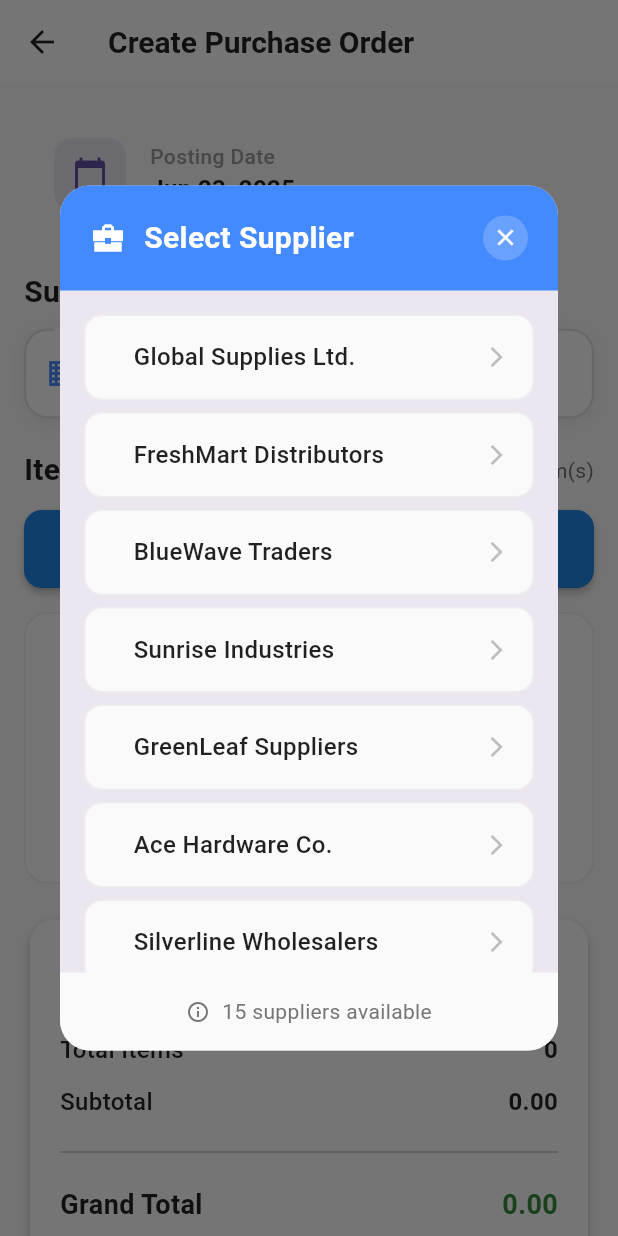
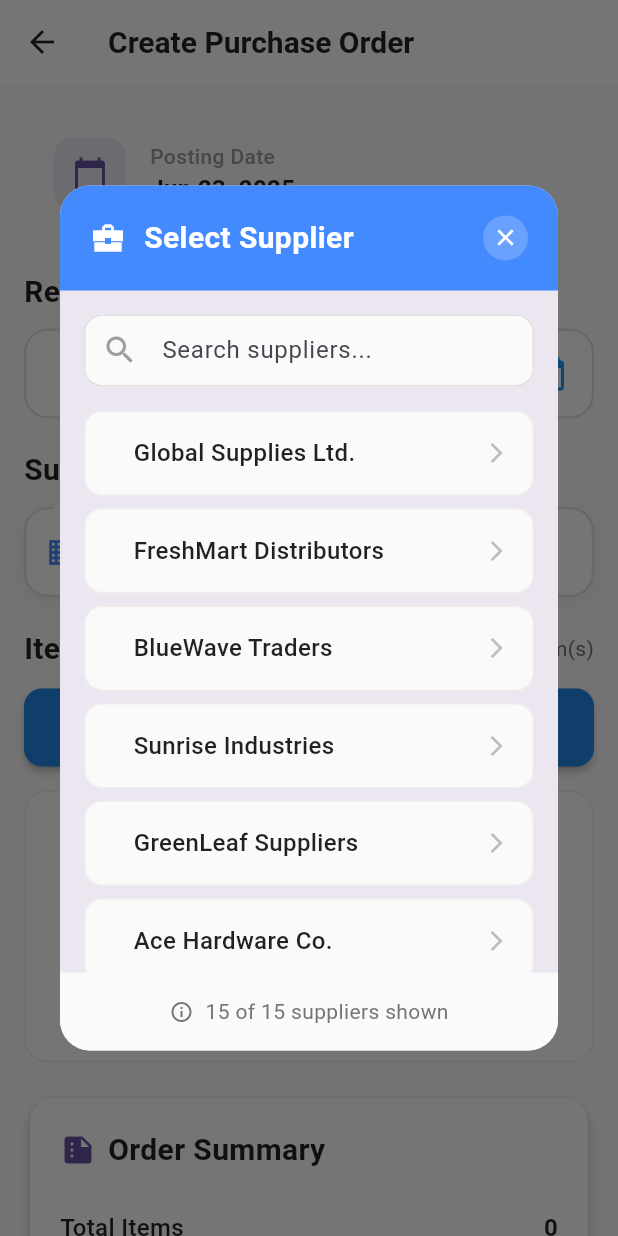
Before and after one commit to teambackoffice/Calicut-Textile-App, a Flutter app: the CreatePurchaseOrder screen opened directly, after a tap on "Suppliers", on a phone screen of 412 x 824 dp. Run offline on Flutter 3.47's test engine with Material 3 defaults, Android fonts, the phone set to English and light mode, and no system bars.

Commit message:
Added Search and Required date in Create Supplier Order

```diff
--- a/lib/view/main_screen/homepage.dart
+++ b/lib/view/main_screen/homepage.dart
@@ -121,7 +121,7 @@ class _HomepageState extends State<Homepage> {
               ),
             ),
             const SizedBox(height: 24),
-            Text(" PO & Sup",style: TextStyle(fontSize: 20,fontWeight: FontWeight.bold),),
+            Text(" Supplier Orders and Suppliers",style: TextStyle(fontSize: 20,fontWeight: FontWeight.bold),),
              const SizedBox(height: 24),
 
 
@@ -134,7 +134,7 @@ class _HomepageState extends State<Homepage> {
                 children: [
                   _buildMenuItem(
                     icon: Icons.receipt_long,
-                    title: 'Purchase Order ',
+                    title: 'Supplier Orders ',
                     onTap: () {
                       Navigator.push(
   context,
--- a/lib/view/main_screen/purchase_order/adding_new_PO/create_purchase_order.dart
+++ b/lib/view/main_screen/purchase_order/adding_new_PO/create_purchase_order.dart
@@ -6,6 +6,7 @@ import 'package:calicut_textile_app/view/main_screen/purchase_order/adding_new_P
 import 'package:calicut_textile_app/view/main_screen/purchase_order/adding_new_PO/posting_date.dart';
 import 'package:calicut_textile_app/view/main_screen/purchase_order/adding_new_PO/purchase_button.dart';
 import 'package:calicut_textile_app/view/main_screen/purchase_order/adding_new_PO/select_suppliers.dart';
+import 'package:calicut_textile_app/view/main_screen/purchase_order/adding_new_PO/supplier_dialog_box.dart';
 import 'package:flutter/material.dart';
 import 'package:intl/intl.dart';
 
@@ -54,6 +55,25 @@ class _CreatePurchaseOrderState extends State<CreatePurchaseOrder> {
   'Royal Traders Group',
   'Galaxy Distributors',
   ];
+  final TextEditingController _controller = TextEditingController();
+  DateTime? _selectedDate;
+
+  Future<void> _selectDate(BuildContext context) async {
+    final DateTime? picked = await showDatePicker(
+      context: context,
+      initialDate: _selectedDate ?? DateTime.now(),
+      firstDate: DateTime(2000),
+      lastDate: DateTime(2100),
+    );
+
+    if (picked != null && picked != _selectedDate) {
+      setState(() {
+        _selectedDate = picked;
+        _controller.text = DateFormat('dd-MM-yyyy').format(picked); // Customize the format if needed
+      });
+    }
+  }
+
 
   final List<PurchaseOrderItem> items = [];
   final _formKey = GlobalKey<FormState>();
@@ -208,157 +228,7 @@ void _openSupplierDialog() async {
     context: context,
     barrierDismissible: true,
     builder: (BuildContext context) {
-      return Dialog(
-        shape: RoundedRectangleBorder(
-          borderRadius: BorderRadius.circular(20),
-        ),
-        elevation: 10,
-        child: Container(
-          width: MediaQuery.of(context).size.width * 0.85,
-          constraints: BoxConstraints(
-            maxHeight: MediaQuery.of(context).size.height * 0.7,
-          ),
-          child: Column(
-            mainAxisSize: MainAxisSize.min,
-            children: [
-              // Header
-              Container(
-                padding: const EdgeInsets.all(20),
-                decoration: const BoxDecoration(
-                  color: Colors.blueAccent,
-                  borderRadius: BorderRadius.only(
-                    topLeft: Radius.circular(20),
-                    topRight: Radius.circular(20),
-                  ),
-                ),
-                child: Row(
-                  children: [
-                    const Icon(
-                      Icons.business_center_sharp,
-                      color: Colors.white,
-                      size: 24,
-                    ),
-                    const SizedBox(width: 12),
-                    const Expanded(
-                      child: Text(
-                        'Select Supplier',
-                        style: TextStyle(
-                          color: Colors.white,
-                          fontSize: 20,
-                          fontWeight: FontWeight.w600,
-                        ),
-                      ),
-                    ),
-                    GestureDetector(
-                      onTap: () => Navigator.pop(context),
-                      child: Container(
-                        padding: const EdgeInsets.all(6),
-                        decoration: BoxDecoration(
-                          color: Colors.white.withOpacity(0.2),
-                          borderRadius: BorderRadius.circular(20),
-                        ),
-                        child: const Icon(
-                          Icons.close,
-                          color: Colors.white,
-                          size: 18,
-                        ),
-                      ),
-                    ),
-                  ],
-                ),
-              ),
-
-              // Suppliers List
-              Flexible(
-                child: ListView.separated(
-                  shrinkWrap: true,
-                  padding: const EdgeInsets.all(16),
-                  itemCount: suppliers.length,
-                  separatorBuilder: (context, index) => const SizedBox(height: 8),
-                  itemBuilder: (context, index) {
-                    final supplier = suppliers[index];
-                    return Material(
-                      color: Colors.transparent,
-                      child: InkWell(
-                        onTap: () {
-                          Navigator.pop(context, supplier);
-                        },
-                        borderRadius: BorderRadius.circular(12),
-                        child: Container(
-                          padding: const EdgeInsets.symmetric(
-                            vertical: 16,
-                            horizontal: 16,
-                          ),
-                          decoration: BoxDecoration(
-                            color: Colors.grey[50],
-                            borderRadius: BorderRadius.circular(12),
-                            border: Border.all(
-                              color: Colors.grey[200]!,
-                              width: 1,
-                            ),
-                          ),
-                          child: Row(
-                            children: [
-
-                              const SizedBox(width: 16),
-                              Expanded(
-                                child: Text(
-                                  supplier,
-                                  style: const TextStyle(
-                                    fontSize: 16,
-                                    fontWeight: FontWeight.w500,
-                                    color: Colors.black87,
-                                  ),
-                                ),
-                              ),
-                              Icon(
-                                Icons.arrow_forward_ios,
-                                size: 16,
-                                color: Colors.grey[400],
-                              ),
-                            ],
-                          ),
-                        ),
-                      ),
-                    );
-                  },
-                ),
-              ),
-
-              // Footer
-              if (suppliers.isNotEmpty)
-                Container(
-                  padding: const EdgeInsets.all(16),
-                  decoration: BoxDecoration(
-                    color: Colors.grey[50],
-                    borderRadius: const BorderRadius.only(
-                      bottomLeft: Radius.circular(20),
-                      bottomRight: Radius.circular(20),
-                    ),
-                  ),
-                  child: Row(
-                    mainAxisAlignment: MainAxisAlignment.center,
-                    children: [
-                      Icon(
-                        Icons.info_outline,
-                        size: 16,
-                        color: Colors.grey[600],
-                      ),
-                      const SizedBox(width: 8),
-                      Text(
-                        '${suppliers.length} supplier${suppliers.length != 1 ? 's' : ''} available',
-                        style: TextStyle(
-                          color: Colors.grey[600],
-                          fontSize: 14,
-                        ),
-                      ),
-                    ],
-                  ),
-                ),
-            ],
-          ),
-        ),
-      );
+      return SupplierDialogBox(suppliers: suppliers);
     },
   );
 
@@ -392,6 +262,65 @@ void _openSupplierDialog() async {
               // Header Card
               PostingDate(),
                   const SizedBox(height: 20),
+                  Column(
+                    crossAxisAlignment: CrossAxisAlignment.start,
+                    children: [
+                      Text(
+                        'Required By',
+                        style: TextStyle(
+                          fontSize: 20,
+                          fontWeight: FontWeight.bold,
+                          color: Colors.black87,
+                        ),
+                      ),
+                      const SizedBox(height: 10),
+                      TextField(
+                        decoration: InputDecoration(
+        labelText: 'Required Date',
+        labelStyle: const TextStyle(
+          color: Colors.blueAccent,
+          fontSize: 16,
+          fontWeight: FontWeight.w500,
+        ),
+
+        filled: true,
+        fillColor: Colors.white,
+        contentPadding: const EdgeInsets.symmetric(
+          vertical: 18,
+          horizontal: 20,
+        ),
+
+        suffixIcon: Container(
+          margin: const EdgeInsets.only(right: 12),
+          child: Icon(
+            Icons.calendar_today,
+            color: Colors.blue,
+            size: 24,
+          ),
+        ),
+        border: OutlineInputBorder(
+          borderRadius: BorderRadius.circular(16),
+          borderSide: BorderSide(color: Colors.grey[300]!, width: 1.5),
+        ),
+        enabledBorder: OutlineInputBorder(
+          borderRadius: BorderRadius.circular(16),
+          borderSide: BorderSide(color: Colors.grey[300]!, width: 1.5),
+        ),
+        focusedBorder: OutlineInputBorder(
+          borderRadius: BorderRadius.circular(16),
+          borderSide: const BorderSide(color: Colors.blueAccent, width: 2),
+        ),
+      ),
+      controller: _controller,
+      readOnly: true, // Make sure user can't type
+
+      onTap: () => _selectDate(context),
+    ),
+
+
+                    ],
+                  ),
+                   const SizedBox(height: 20),
                   Column(
                     crossAxisAlignment: CrossAxisAlignment.start,
                     children: [
--- /dev/null
+++ b/lib/view/main_screen/purchase_order/adding_new_PO/supplier_dialog_box.dart
@@ -0,0 +1,278 @@
+import 'dart:ui';
+
+import 'package:flutter/material.dart';
+
+class SupplierDialogBox extends StatefulWidget {
+  const SupplierDialogBox({
+    super.key,
+    required this.suppliers,
+  });
+
+  final List<String> suppliers;
+
+  @override
+  State<SupplierDialogBox> createState() => _SupplierDialogBoxState();
+}
+
+class _SupplierDialogBoxState extends State<SupplierDialogBox> {
+  final TextEditingController _searchController = TextEditingController();
+  List<String> _filteredSuppliers = [];
+
+  @override
+  void initState() {
+    super.initState();
+    _filteredSuppliers = widget.suppliers;
+    _searchController.addListener(_onSearchChanged);
+  }
+
+  @override
+  void dispose() {
+    _searchController.removeListener(_onSearchChanged);
+    _searchController.dispose();
+    super.dispose();
+  }
+
+  void _onSearchChanged() {
+    setState(() {
+      _filteredSuppliers = widget.suppliers
+          .where((supplier) =>
+              supplier.toLowerCase().contains(_searchController.text.toLowerCase()))
+          .toList();
+    });
+  }
+
+  void _clearSearch() {
+    _searchController.clear();
+  }
+
+  @override
+  Widget build(BuildContext context) {
+    return Dialog(
+      shape: RoundedRectangleBorder(
+        borderRadius: BorderRadius.circular(20),
+      ),
+      elevation: 10,
+      child: Container(
+        width: MediaQuery.of(context).size.width * 0.85,
+        constraints: BoxConstraints(
+          maxHeight: MediaQuery.of(context).size.height * 0.7,
+        ),
+        child: Column(
+          mainAxisSize: MainAxisSize.min,
+          children: [
+            // Header
+            Container(
+              padding: const EdgeInsets.all(20),
+              decoration: const BoxDecoration(
+                color: Colors.blueAccent,
+                borderRadius: BorderRadius.only(
+                  topLeft: Radius.circular(20),
+                  topRight: Radius.circular(20),
+                ),
+              ),
+              child: Row(
+                children: [
+                  const Icon(
+                    Icons.business_center_sharp,
+                    color: Colors.white,
+                    size: 24,
+                  ),
+                  const SizedBox(width: 12),
+                  const Expanded(
+                    child: Text(
+                      'Select Supplier',
+                      style: TextStyle(
+                        color: Colors.white,
+                        fontSize: 20,
+                        fontWeight: FontWeight.w600,
+                      ),
+                    ),
+                  ),
+                  GestureDetector(
+                    onTap: () => Navigator.pop(context),
+                    child: Container(
+                      padding: const EdgeInsets.all(6),
+                      decoration: BoxDecoration(
+                        color: Colors.white.withOpacity(0.2),
+                        borderRadius: BorderRadius.circular(20),
+                      ),
+                      child: const Icon(
+                        Icons.close,
+                        color: Colors.white,
+                        size: 18,
+                      ),
+                    ),
+                  ),
+                ],
+              ),
+            ),
+
+            // Search Bar
+            Container(
+              padding: const EdgeInsets.all(16),
+              child: TextField(
+                controller: _searchController,
+                decoration: InputDecoration(
+                  hintText: 'Search suppliers...',
+                  prefixIcon: const Icon(Icons.search, color: Colors.grey),
+                  suffixIcon: _searchController.text.isNotEmpty
+                      ? IconButton(
+                          icon: const Icon(Icons.clear, color: Colors.grey),
+                          onPressed: _clearSearch,
+                        )
+                      : null,
+                  border: OutlineInputBorder(
+                    borderRadius: BorderRadius.circular(12),
+                    borderSide: BorderSide(color: Colors.grey[300]!),
+                  ),
+                  enabledBorder: OutlineInputBorder(
+                    borderRadius: BorderRadius.circular(12),
+                    borderSide: BorderSide(color: Colors.grey[300]!),
+                  ),
+                  focusedBorder: OutlineInputBorder(
+                    borderRadius: BorderRadius.circular(12),
+                    borderSide: const BorderSide(color: Colors.blueAccent),
+                  ),
+                  filled: true,
+                  fillColor: Colors.grey[50],
+                  contentPadding: const EdgeInsets.symmetric(
+                    horizontal: 16,
+                    vertical: 12,
+                  ),
+                ),
+              ),
+            ),
+
+            // Suppliers List
+            Flexible(
+              child: _filteredSuppliers.isEmpty
+                  ? Container(
+                      padding: const EdgeInsets.all(32),
+                      child: Column(
+                        mainAxisAlignment: MainAxisAlignment.center,
+                        children: [
+                          Icon(
+                            Icons.search_off,
+                            size: 48,
+                            color: Colors.grey[400],
+                          ),
+                          const SizedBox(height: 16),
+                          Text(
+                            _searchController.text.isEmpty
+                                ? 'No suppliers available'
+                                : 'No suppliers found',
+                            style: TextStyle(
+                              fontSize: 16,
+                              color: Colors.grey[600],
+                              fontWeight: FontWeight.w500,
+                            ),
+                          ),
+                          if (_searchController.text.isNotEmpty)
+                            Padding(
+                              padding: const EdgeInsets.only(top: 8),
+                              child: Text(
+                                'Try adjusting your search terms',
+                                style: TextStyle(
+                                  fontSize: 14,
+                                  color: Colors.grey[500],
+                                ),
+                              ),
+                            ),
+                        ],
+                      ),
+                    )
+                  : ListView.separated(
+                      shrinkWrap: true,
+                      padding: const EdgeInsets.symmetric(horizontal: 16),
+                      itemCount: _filteredSuppliers.length,
+                      separatorBuilder: (context, index) => const SizedBox(height: 8),
+                      itemBuilder: (context, index) {
+                        final supplier = _filteredSuppliers[index];
+                        return Material(
+                          color: Colors.transparent,
+                          child: InkWell(
+                            onTap: () {
+                              Navigator.pop(context, supplier);
+                            },
+                            borderRadius: BorderRadius.circular(12),
+                            child: Container(
+                              padding: const EdgeInsets.symmetric(
+                                vertical: 16,
+                                horizontal: 16,
+                              ),
+                              decoration: BoxDecoration(
+                                color: Colors.grey[50],
+                                borderRadius: BorderRadius.circular(12),
+                                border: Border.all(
+                                  color: Colors.grey[200]!,
+                                  width: 1,
+                                ),
+                              ),
+                              child: Row(
+                                children: [
+                                  const SizedBox(width: 16),
+                                  Expanded(
+                                    child: Text(
+                                      supplier,
+                                      style: const TextStyle(
+                                        fontSize: 16,
+                                        fontWeight: FontWeight.w500,
+                                        color: Colors.black87,
+                                      ),
+                                    ),
+                                  ),
+                                  Icon(
+                                    Icons.arrow_forward_ios,
+                                    size: 16,
+                                    color: Colors.grey[400],
+                                  ),
+                                  SizedBox(height: 10,)
+                                ],
+                              ),
+
+                            ),
+
+                          ),
+
+                        );
+                      },
+                    ),
+
+            ),
+
+            // Footer
+            if (_filteredSuppliers.isNotEmpty)
+              Container(
+                padding: const EdgeInsets.all(16),
+                decoration: BoxDecoration(
+                  color: Colors.grey[50],
+                  borderRadius: const BorderRadius.only(
+                    bottomLeft: Radius.circular(20),
+                    bottomRight: Radius.circular(20),
+                  ),
+                ),
+                child: Row(
+                  mainAxisAlignment: MainAxisAlignment.center,
+                  children: [
+                    Icon(
+                      Icons.info_outline,
+                      size: 16,
+                      color: Colors.grey[600],
+                    ),
+                    const SizedBox(width: 8),
+                    Text(
+                      '${_filteredSuppliers.length} of ${widget.suppliers.length} supplier${_filteredSuppliers.length != 1 ? 's' : ''} shown',
+                      style: TextStyle(
+                        color: Colors.grey[600],
+                        fontSize: 14,
+                      ),
+                    ),
+                  ],
+                ),
+              ),
+          ],
+        ),
+      ),
+    );
+  }
+}
--- a/lib/view/main_screen/purchase_order/purchase_order_page.dart
+++ b/lib/view/main_screen/purchase_order/purchase_order_page.dart
@@ -37,7 +37,7 @@ class _PurchaseOrderPageState extends State<PurchaseOrderPage>
         elevation: 0,
         backgroundColor: Colors.white,
         title: const Text(
-          'Purchase Orders',
+          'Supplier Orders',
           style: TextStyle(
             fontSize: 24,
             fontWeight: FontWeight.w700,
@@ -106,7 +106,7 @@ class _PurchaseOrderPageState extends State<PurchaseOrderPage>
                                         crossAxisAlignment: CrossAxisAlignment.start,
                                         children: [
                                           Text(
-                                            'PO-${2024000 + index + 1}',
+                                            'SO-${2024000 + index + 1}',
                                             style: const TextStyle(
                                               fontSize: 16,
                                               fontWeight: FontWeight.bold,
@@ -241,7 +241,7 @@ class _PurchaseOrderPageState extends State<PurchaseOrderPage>
         elevation: 8,
         icon: const Icon(Icons.add),
         label: const Text(
-          'New PO',
+          'Create Supplier Order',
           style: TextStyle(fontWeight: FontWeight.w600),
         ),
       ),
```
